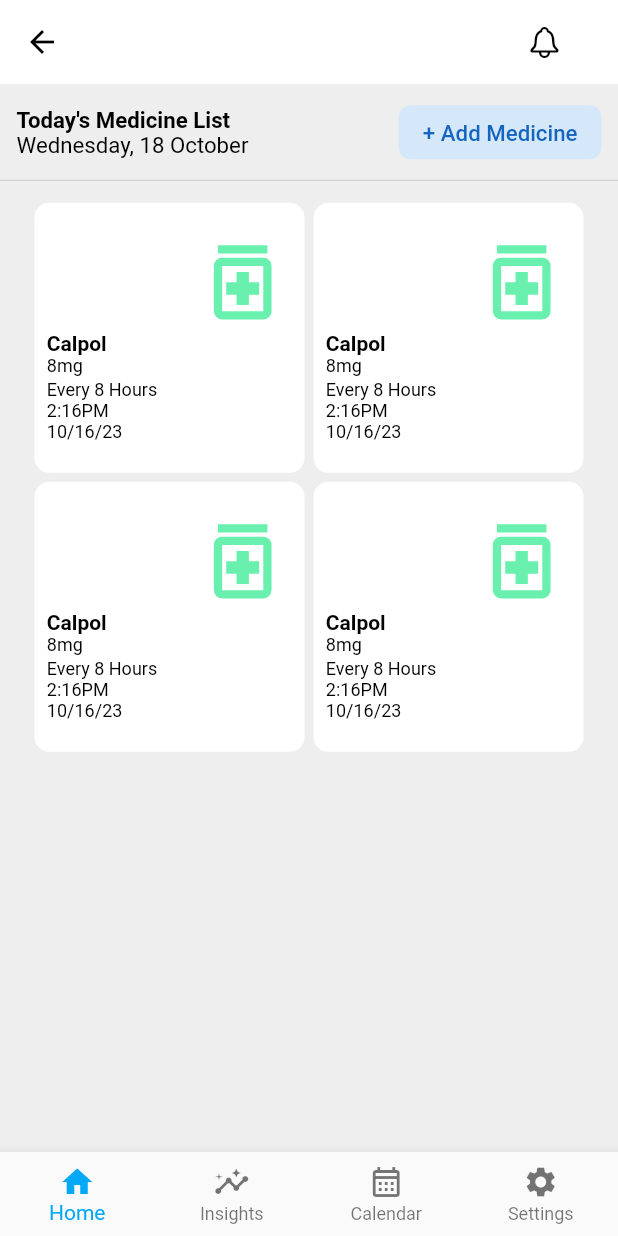
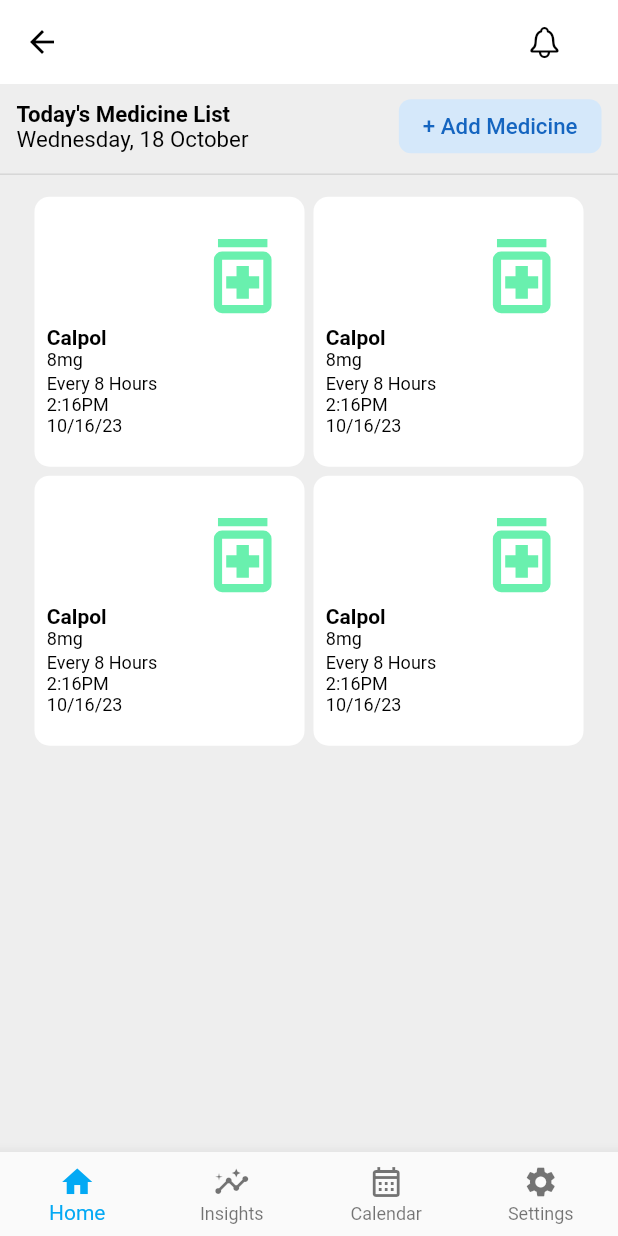
Before and after one commit to tsarls88/medication, a Flutter app: the screen it shows after launch, after a tap on "Medicine Page", on a phone screen of 412 x 824 dp. Run offline on Flutter 3.47's test engine with Material 2 defaults, Android fonts, the phone set to English and light mode, and no system bars; our stand-ins replace flutter_svg, gap, rxdart, shared_preferences, sizer.

Commit message:
major changes

```diff
--- /dev/null
+++ b/lib/common/Medicine_main.dart
@@ -0,0 +1,51 @@
+class Medicine {
+  final List<dynamic>? notificationIDs;
+  final String? medicineName;
+  final String? dosage;
+  final String? medicineType;
+  final int? interval;
+  final String? startTime;
+  final String? startDate;
+
+  Medicine({
+    this.notificationIDs,
+    this.medicineName,
+    this.dosage,
+    this.interval,
+    this.medicineType,
+    this.startDate,
+    this.startTime,
+  });
+
+  String get getName => medicineName!;
+  String get getDosage => dosage!;
+  String get getType => medicineType!;
+  int get getInterval => interval!;
+  String get getStartTime => startTime!;
+  List<dynamic> get getIDs => notificationIDs!;
+  String get getStartDate => startDate!;
+
+  Map<String, dynamic> toJson() {
+    return {
+      'ids': notificationIDs,
+      'name': medicineName,
+      'dosage': dosage,
+      'type': medicineType,
+      'interval': interval,
+      'startTime': startTime,
+      'startDate': startDate,
+    };
+  }
+
+  factory Medicine.fromJson(Map<String, dynamic> paredJson) {
+    return Medicine(
+      notificationIDs: paredJson['ids'],
+      medicineName: paredJson['name'],
+      dosage: paredJson['dosage'],
+      medicineType: paredJson['type'],
+      interval: paredJson['interval'],
+      startTime: paredJson['startTime'],
+      startDate: paredJson['startDate'],
+    );
+  }
+}
--- a/lib/common/interval_selection_widget.dart
+++ b/lib/common/interval_selection_widget.dart
@@ -1,4 +1,4 @@
-import 'package:flutter/cupertino.dart';
+// import 'package:flutter/cupertino.dart';
 import 'package:flutter/material.dart';
 
 class IntervalSelection extends StatefulWidget {
--- a/lib/common/show_model.dart
+++ b/lib/common/show_model.dart
@@ -7,6 +7,7 @@ import 'package:flutter_svg/flutter_svg.dart';
 // import 'package:medication/common/convert_time.dart';
 import 'package:medication/common/interval_selection_widget.dart';
 import 'package:medication/common/medicine_type.dart';
+import 'package:medication/global_bloc.dart';
 import 'package:medication/pages/new_entry/new_entry_bloc.dart';
 import 'package:provider/provider.dart';
 import 'package:gap/gap.dart';
@@ -91,7 +92,7 @@ class _AddNewTaskModelState extends State<AddNewTaskModel> {
 
   @override
   Widget build(BuildContext context) {
-    // final GlobalBloc globalBloc = Provider.of<GlobalBloc>(context);
+    final GlobalBloc globalBloc = Provider.of<GlobalBloc>(context);
     return Container(
       key: _scaffoldkey,
       padding: const EdgeInsets.all(30),
--- a/lib/global_bloc.dart
+++ b/lib/global_bloc.dart
@@ -1,3 +1,36 @@
-// import 'dart:convert';
-// import 'package:rxdart/rxdart.dart';
-// import 'package:shared_preferences/shared_preferences.dart';
+import 'dart:convert';
+
+import 'package:medication/common/Medicine_main.dart';
+import 'package:rxdart/rxdart.dart';
+import 'package:shared_preferences/shared_preferences.dart';
+
+class GlobalBloc {
+  BehaviorSubject<List<Medicine>>? _medicineList$;
+  BehaviorSubject<List<Medicine>>? get medcineList$ => _medicineList$;
+
+  GlobalBloc() {
+    _medicineList$ = BehaviorSubject<List<Medicine>>.seeded([]);
+    makeMedicineList();
+  }
+
+  Future makeMedicineList() async {
+    SharedPreferences? sharedUser = await SharedPreferences.getInstance();
+    List<String>? jsonList = sharedUser.getStringList('medicines');
+    List<Medicine> prefList = [];
+
+    if (jsonList == null) {
+      return;
+    } else {
+      for (String jsonMedicine in jsonList) {
+        dynamic userMap = jsonDecode(jsonMedicine);
+        Medicine tempMedicine = Medicine.fromJson(userMap);
+        prefList.add(tempMedicine);
+      }
+      _medicineList$!.add(prefList);
+    }
+  }
+
+  void dispose() {
+    _medicineList$!.close();
+  }
+}
--- a/lib/main.dart
+++ b/lib/main.dart
@@ -1,4 +1,5 @@
 import 'package:flutter/material.dart';
+import 'package:medication/global_bloc.dart';
 import 'package:medication/pages/new_entry/new_entry_bloc.dart';
 import 'package:provider/provider.dart';
 import 'package:sizer/sizer.dart';
@@ -16,18 +17,21 @@ class MyApp extends StatefulWidget {
 }
 
 class _MyAppState extends State<MyApp> {
-  NewEntryBloc? newEntryBloc;
+  GlobalBloc? globalBloc;
+  // NewEntryBloc? newEntryBloc;
 
   @override
   void initState() {
-    newEntryBloc = NewEntryBloc();
+    globalBloc = GlobalBloc();
+    // newEntryBloc = NewEntryBloc();
     super.initState();
   }
 
   @override
   Widget build(BuildContext context) {
-    return Provider<NewEntryBloc>.value(
-      value: newEntryBloc!,
+    return Provider<GlobalBloc>.value(
+      value: globalBloc!,
+      // value: newEntryBloc!,
       child: Sizer(
         builder: (context, orientation, deviceType) {
           return MaterialApp(
@@ -40,13 +44,3 @@ class _MyAppState extends State<MyApp> {
     );
   }
 }
-
-
-  // @override
-  // Widget build(BuildContext context) {
-  //   return MaterialApp(
-  //     debugShowCheckedModeBanner: false,
-  //     home: const HomePage(),
-  //     theme: ThemeData(primarySwatch: Colors.lightBlue),
-  //   );
-  // }
--- a/lib/pages/Medicine.dart
+++ b/lib/pages/Medicine.dart
@@ -2,7 +2,7 @@ import 'package:flutter/cupertino.dart';
 import 'package:flutter/material.dart';
 import 'package:flutter_svg/flutter_svg.dart';
 import 'package:gap/gap.dart';
-import 'package:medication/common/medicine_type.dart';
+// import 'package:medication/common/medicine_type.dart';
 import 'package:medication/common/show_model.dart';
 import 'package:medication/medicine_details/medicine_details.dart';
 import 'package:sizer/sizer.dart';
@@ -53,7 +53,7 @@ class _UserMediState extends State<UserMedi> {
     String currentDate = DateFormat('EEEE, d MMMM').format(now);
 
     var $ScreenHeight = MediaQuery.of(context).size.height / 100;
-    var $ScreenWidth = MediaQuery.of(context).size.width / 100;
+    // var $ScreenWidth = MediaQuery.of(context).size.width / 100;
 
     return Scaffold(
       backgroundColor: Colors.grey.shade200,
@@ -79,7 +79,7 @@ class _UserMediState extends State<UserMedi> {
         child: Column(
           children: [
             SizedBox(
-              height: 1.h,
+              height: 0.5.h,
             ),
             Padding(
               padding: const EdgeInsets.symmetric(horizontal: 11),
```
